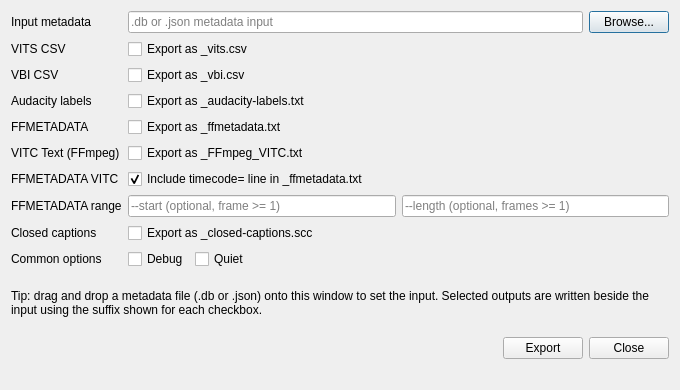
First picture: the form in src/tbc-export-metadata/metadataexportdialog.ui, repository n00mkrad/tbc-tools, before the edit.
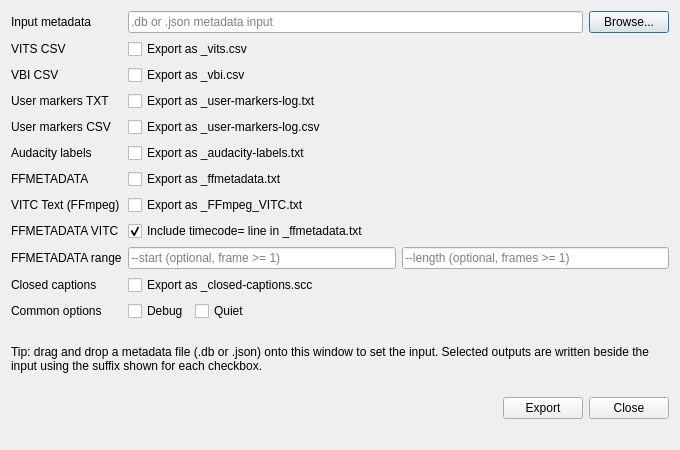
Second picture: the form after the edit.

Commit message: Add user marker TXT/CSV export with tool compatibility guard

Patch:
```diff
--- a/src/tbc-export-metadata/metadataexportdialog.ui
+++ b/src/tbc-export-metadata/metadataexportdialog.ui
@@ -7,7 +7,7 @@
     <x>0</x>
     <y>0</y>
     <width>680</width>
-    <height>390</height>
+    <height>450</height>
    </rect>
   </property>
   <property name="windowTitle">
@@ -82,55 +82,83 @@
       </widget>
      </item>
      <item row="3" column="0">
+      <widget class="QLabel" name="userMarkersTxtLabel">
+       <property name="text">
+        <string>User markers TXT</string>
+       </property>
+      </widget>
+     </item>
+     <item row="3" column="1">
+      <widget class="QCheckBox" name="userMarkersTxtCheckBox">
+       <property name="text">
+        <string>Export as _user-markers-log.txt</string>
+       </property>
+      </widget>
+     </item>
+     <item row="4" column="0">
+      <widget class="QLabel" name="userMarkersCsvLabel">
+       <property name="text">
+        <string>User markers CSV</string>
+       </property>
+      </widget>
+     </item>
+     <item row="4" column="1">
+      <widget class="QCheckBox" name="userMarkersCsvCheckBox">
+       <property name="text">
+        <string>Export as _user-markers-log.csv</string>
+       </property>
+      </widget>
+     </item>
+     <item row="5" column="0">
       <widget class="QLabel" name="audacityLabelsLabel">
        <property name="text">
         <string>Audacity labels</string>
        </property>
       </widget>
      </item>
-     <item row="3" column="1">
+     <item row="5" column="1">
       <widget class="QCheckBox" name="audacityLabelsCheckBox">
        <property name="text">
         <string>Export as _audacity-labels.txt</string>
        </property>
       </widget>
      </item>
-     <item row="4" column="0">
+     <item row="6" column="0">
       <widget class="QLabel" name="ffmetadataLabel">
        <property name="text">
         <string>FFMETADATA</string>
        </property>
       </widget>
      </item>
-     <item row="4" column="1">
+     <item row="6" column="1">
       <widget class="QCheckBox" name="ffmetadataCheckBox">
        <property name="text">
         <string>Export as _ffmetadata.txt</string>
        </property>
       </widget>
      </item>
-     <item row="5" column="0">
+     <item row="7" column="0">
       <widget class="QLabel" name="ffmpegVitcLabel">
        <property name="text">
         <string>VITC Text (FFmpeg)</string>
        </property>
       </widget>
      </item>
-     <item row="5" column="1">
+     <item row="7" column="1">
       <widget class="QCheckBox" name="ffmpegVitcCheckBox">
        <property name="text">
         <string>Export as _FFmpeg_VITC.txt</string>
        </property>
       </widget>
      </item>
-     <item row="6" column="0">
+     <item row="8" column="0">
       <widget class="QLabel" name="ffmetadataVitcTimecodeLabel">
        <property name="text">
         <string>FFMETADATA VITC</string>
        </property>
       </widget>
      </item>
-     <item row="6" column="1">
+     <item row="8" column="1">
       <widget class="QCheckBox" name="ffmetadataVitcTimecodeCheckBox">
        <property name="text">
         <string>Include timecode= line in _ffmetadata.txt</string>
@@ -140,14 +168,14 @@
        </property>
       </widget>
      </item>
-     <item row="7" column="0">
+     <item row="9" column="0">
       <widget class="QLabel" name="ffmetadataRangeLabel">
        <property name="text">
         <string>FFMETADATA range</string>
        </property>
       </widget>
      </item>
-     <item row="7" column="1">
+     <item row="9" column="1">
       <layout class="QHBoxLayout" name="ffmetadataRangeLayout">
        <item>
         <widget class="QLineEdit" name="ffmetadataStartLineEdit">
@@ -165,28 +193,28 @@
        </item>
       </layout>
      </item>
-     <item row="8" column="0">
+     <item row="10" column="0">
       <widget class="QLabel" name="closedCaptionsLabel">
        <property name="text">
         <string>Closed captions</string>
        </property>
       </widget>
      </item>
-     <item row="8" column="1">
+     <item row="10" column="1">
       <widget class="QCheckBox" name="closedCaptionsCheckBox">
        <property name="text">
         <string>Export as _closed-captions.scc</string>
        </property>
       </widget>
      </item>
-     <item row="9" column="0">
+     <item row="11" column="0">
       <widget class="QLabel" name="commonOptionsLabel">
        <property name="text">
         <string>Common options</string>
        </property>
       </widget>
      </item>
-     <item row="9" column="1">
+     <item row="11" column="1">
       <layout class="QHBoxLayout" name="commonOptionsLayout">
        <item>
         <widget class="QCheckBox" name="debugCheckBox">
```
The commit also changes 7 other files.
